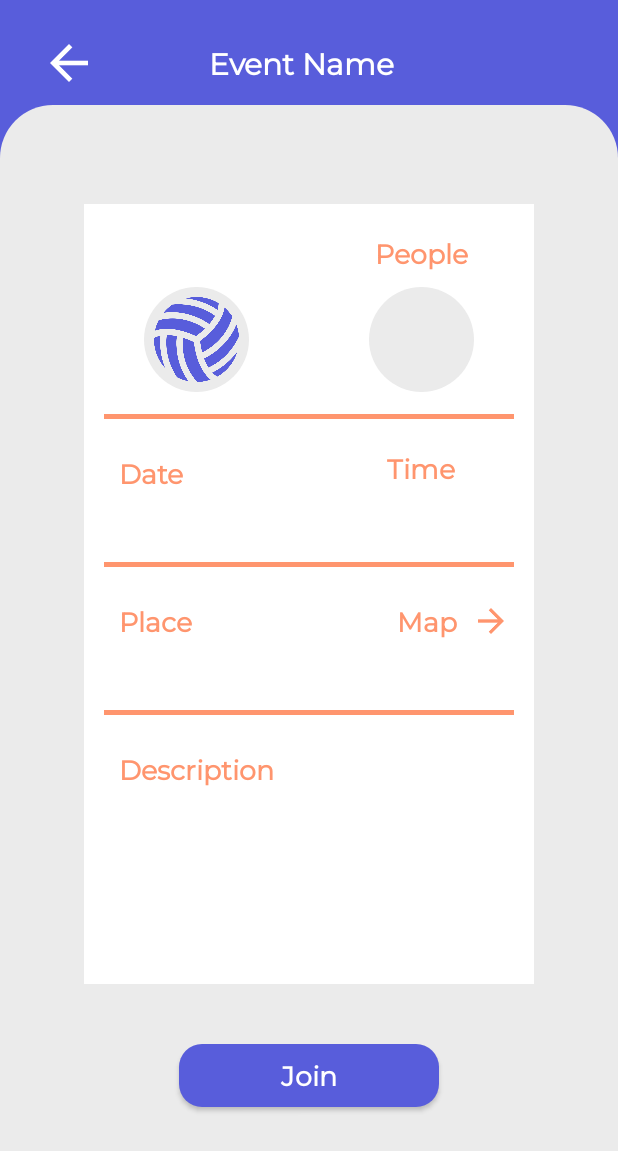
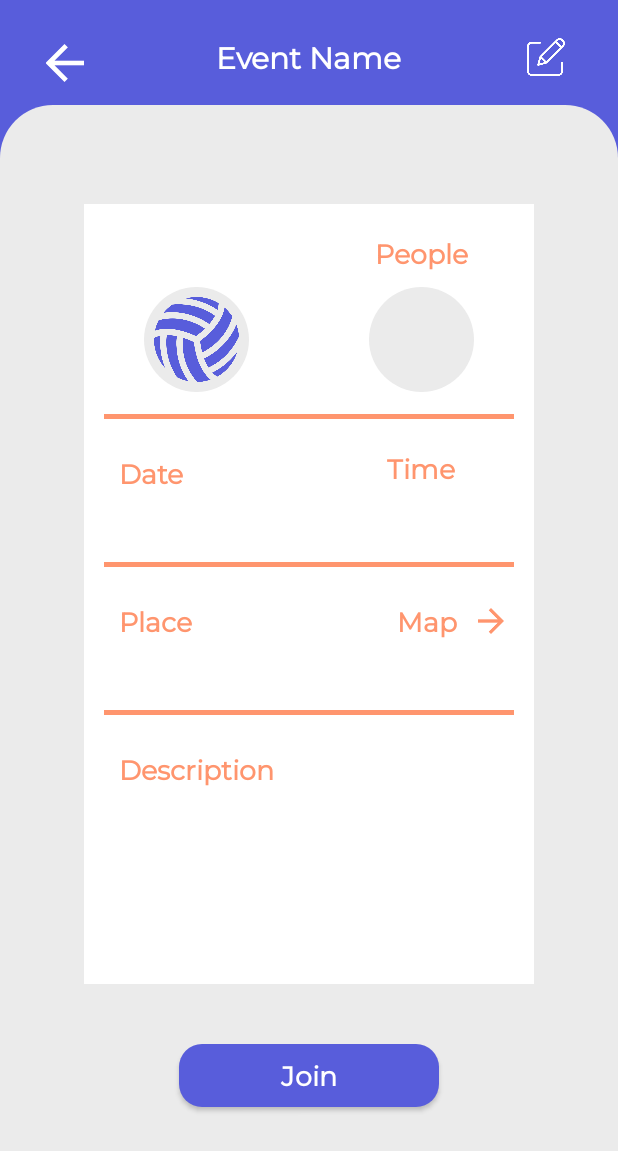
Before and after one commit to ionvasluian/AndroidAppSport, an Android app: the ViewEventInformation screen opened directly, with no data from a screen before it, on a phone screen of 412 x 824 dp. Shown: the top 1151 px of the screen. Run offline under Robolectric (Android 15) with nearby library versions, the light colour scheme and no system bars; network calls fail; 10 statements that could not run were skipped.

Commit message:
edit event added

```diff
--- a/app/src/main/java/com/example/myapplication/ViewEventActivity.java
+++ b/app/src/main/java/com/example/myapplication/ViewEventActivity.java
@@ -194,6 +194,7 @@ public class ViewEventActivity extends AppCompatActivity implements RecyclerView
                                     String event_time = jsonObject.getString("time");
                                     String event_place = jsonObject.getString("place");
                                     String description = jsonObject.getString("description");
+//                                    String phone_number = jsonObject.getString("phone_number");
 
                                     intent.putExtra("name", event_name);
                                     intent.putExtra("date", event_date);
@@ -202,6 +203,7 @@ public class ViewEventActivity extends AppCompatActivity implements RecyclerView
                                     intent.putExtra("category", category);
                                     intent.putExtra("numberOfPeople", number_of_people);
                                     intent.putExtra("description", description);
+//                                    intent.putExtra("phone_number",phone_number);
                                     startActivityForResult(intent,1);
                                     Log.e("Entered", category + " , " + number_of_people + " , " + event_name);
                                 }
--- a/app/src/main/java/com/example/myapplication/ViewEventInformation.java
+++ b/app/src/main/java/com/example/myapplication/ViewEventInformation.java
@@ -6,6 +6,7 @@ import androidx.appcompat.app.AppCompatActivity;
 import android.content.Intent;
 import android.os.Bundle;
 import android.util.Log;
+import android.view.View;
 import android.widget.ImageView;
 import android.widget.TextView;
 
@@ -19,9 +20,10 @@ public class ViewEventInformation extends AppCompatActivity {
         setContentView(R.layout.activity_view_event_information);
 
         TextView event_name, numberOfPeople,date_event,time_event,place_event,description_event;
-        ImageView category_event;
-        String cat;
+        ImageView category_event, edit_event;
+        String cat, name_of_event;
         cat = getIntent().getStringExtra("category");
+        name_of_event = getIntent().getStringExtra("name");
         Log.d("Result",cat);
 
         event_name = findViewById(R.id.event_name_eventinfo);
@@ -31,6 +33,7 @@ public class ViewEventInformation extends AppCompatActivity {
         category_event = findViewById(R.id.category_eventinfo);
         place_event = findViewById(R.id.place_eventinfo);
         description_event = findViewById(R.id.description_eventinfo);
+        edit_event = findViewById(R.id.edit_event);
 
         event_name.setText(cat);
         numberOfPeople.setText(getIntent().getStringExtra("numberOfPeople"));
@@ -62,7 +65,27 @@ public class ViewEventInformation extends AppCompatActivity {
             category_event.setImageResource(R.drawable.checkers_imageview);
         }
 
+        edit_event.setOnClickListener(new View.OnClickListener() {
+            @Override
+            public void onClick(View view) {
+                Intent intent = new Intent(ViewEventInformation.this, CreateEventActivity.class);
+                intent.putExtra("old_event", true);
+                intent.putExtra("name", name_of_event);
+                intent.putExtra("date", date_event.getText().toString());
+                intent.putExtra("time", time_event.getText().toString());
+                intent.putExtra("place",place_event.getText().toString());
+                intent.putExtra("category",cat);
+                intent.putExtra("number_of_people",numberOfPeople.getText().toString());
+//                intent.putExtra("phone_number",getIntent().getStringExtra("phone_number"));
+                intent.putExtra("description", description_event.getText().toString());
+                startActivity(intent);
+
+            }
+        });
+
     }
+
+
 
     @Override
     protected void onActivityResult(int requestCode, int resultCode, @Nullable Intent data) {
--- a/app/src/main/res/layout/activity_view_event_information.xml
+++ b/app/src/main/res/layout/activity_view_event_information.xml
@@ -12,36 +12,59 @@
         android:layout_width="match_parent"
         android:layout_height="70dp"
         android:orientation="horizontal"
-
-       >
+        android:weightSum="100"
+        >
+        <Space
+            android:layout_width="0dp"
+            android:layout_height="match_parent"
+            android:layout_weight="7"></Space>
         <ImageView
-            android:id="@+id/back_event_list"
-            android:layout_width="25dp"
+            android:id="@+id/back_information_event"
+            android:layout_width="0dp"
             android:layout_height="25dp"
             android:layout_alignParentStart="true"
             android:layout_alignParentTop="true"
-            android:layout_marginStart="33dp"
+            android:layout_marginStart="0dp"
             android:layout_marginTop="29dp"
             android:src="@drawable/back"
-            >
+            android:layout_weight="7">
 
         </ImageView>
+
         <Space
-            android:layout_width="50dp"
-            android:layout_height="match_parent"></Space>
+            android:layout_width="0dp"
+            android:layout_height="match_parent"
+            android:layout_weight="15"></Space>
 
         <TextView
-            android:layout_width="184dp"
+            android:layout_width="0dp"
             android:layout_height="25dp"
             android:layout_alignParentTop="true"
             android:layout_centerHorizontal="true"
-            android:layout_marginTop="29dp"
+            android:layout_marginTop="25dp"
             android:fontFamily="@font/montserrat_regular"
             android:text="Event Name"
             android:textColor="#fff"
             android:textSize="20dp"
             android:textStyle="bold"
-            android:textAlignment="center"></TextView>
+            android:textAlignment="center"
+            android:layout_weight="42"></TextView>
+        <Space
+            android:layout_width="0dp"
+            android:layout_height="match_parent"
+            android:layout_weight="13"></Space>
+        <ImageView
+            android:id="@+id/edit_event"
+            android:layout_width="0dp"
+            android:layout_height="25dp"
+            android:layout_weight="9"
+            android:src="@drawable/edit_event"
+            android:layout_marginTop="25dp"
+            ></ImageView>
+        <Space
+            android:layout_width="0dp"
+            android:layout_height="match_parent"
+            android:layout_weight="7"></Space>
     </LinearLayout>
 
 
```
Also changed, not shown: app/src/main/java/com/example/myapplication/CreateEventActivity.java (+21 -0 lines), app/src/main/java/com/example/myapplication/LoginFragment.java (+11 -1 lines), app/src/main/res/drawable/edit_event.png (added).
